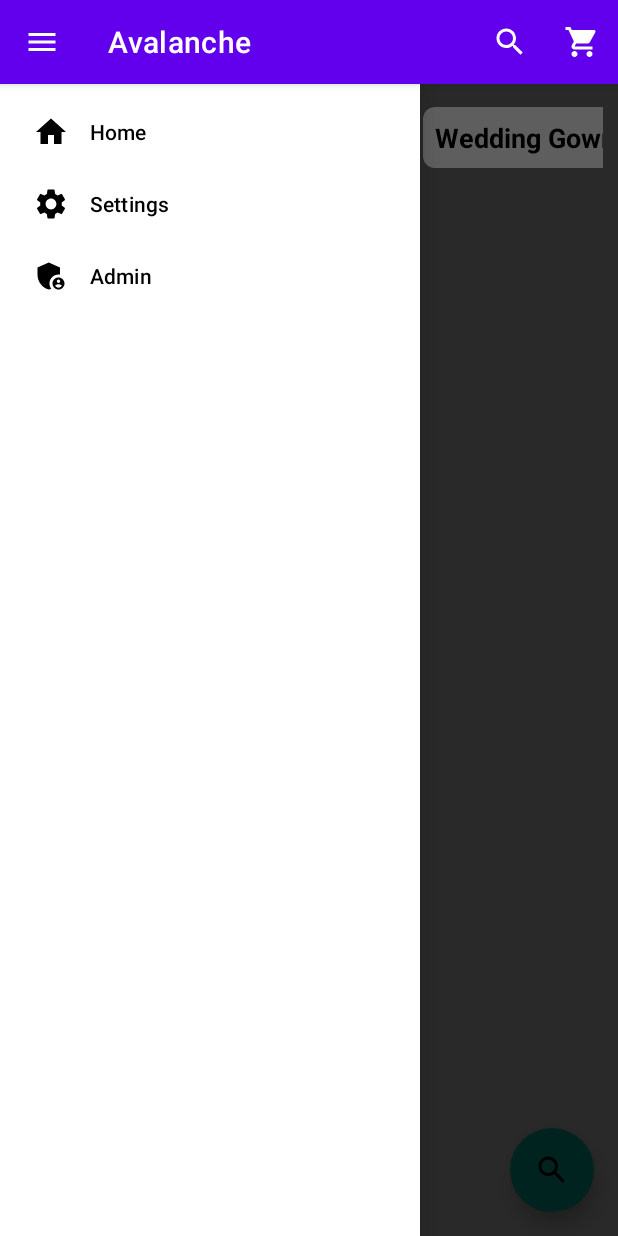
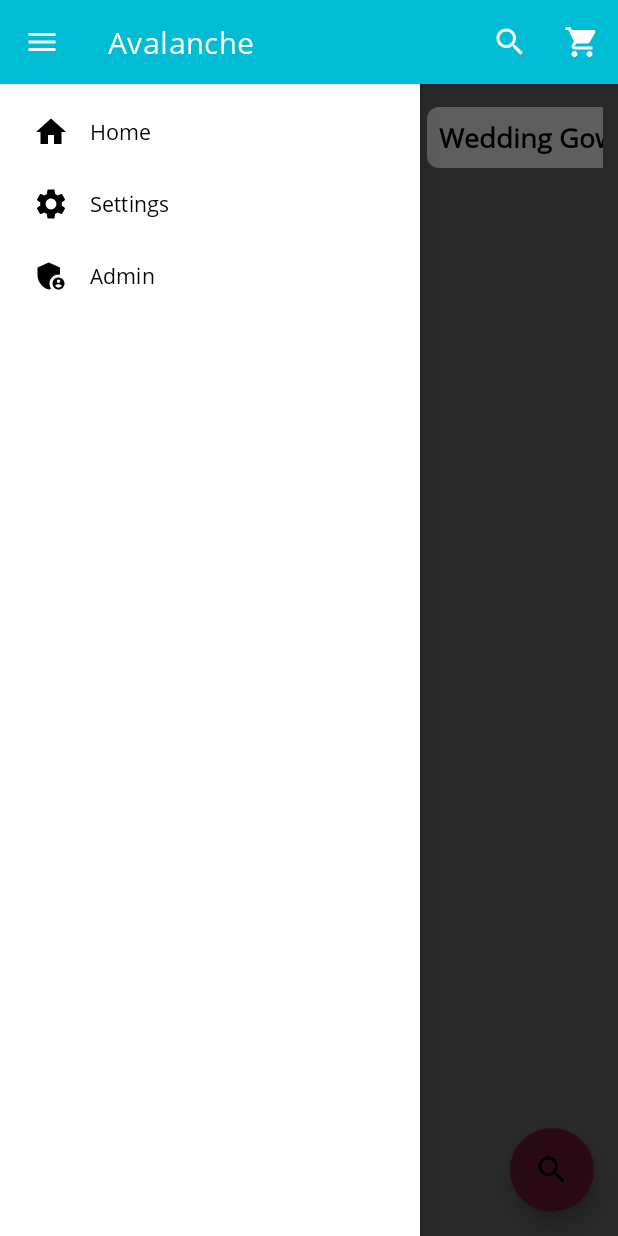
Before and after one commit to dikascode/avalanche, an Android app: the screen it shows after launch (MainActivity), with the side drawer open, on a phone screen of 412 x 824 dp. Run offline under Robolectric (Android 15) with nearby library versions, the phone set to English and light mode, and no system bars; our stand-ins replace Room's generated code, navigation-ui; network calls fail; 1 statement that could not run was skipped.

Commit message:
Color and theme adjustments

```diff
--- a/app/src/main/AndroidManifest.xml
+++ b/app/src/main/AndroidManifest.xml
@@ -11,7 +11,10 @@
         android:roundIcon="@mipmap/ic_launcher_round"
         android:supportsRtl="true"
         android:theme="@style/Theme.Avalanche">
-        <activity android:name="com.decagon.avalanche.views.cart.CartActivity"></activity>
+        <activity
+            android:name="com.decagon.avalanche.views.cart.CartActivity"
+            android:parentActivityName=".views.MainActivity"
+            android:screenOrientation="portrait"></activity>
         <activity
             android:name=".views.ProductDetails"
             android:parentActivityName=".views.MainActivity"
--- /dev/null
+++ b/app/src/main/java/com/decagon/avalanche/data/CartItem.kt
@@ -0,0 +1,4 @@
+package com.decagon.avalanche.data
+
+class CartItem {
+}
--- a/app/src/main/res/font/open_sans.xml
+++ b/app/src/main/res/font/open_sans.xml
@@ -7,7 +7,7 @@
 
     <font
         android:font="@font/open_sans_italic"
-        android:fontStyle="normal"
+        android:fontStyle="italic"
         android:fontWeight="400" />
 
 </font-family>
--- a/app/src/main/res/values-night/themes.xml
+++ b/app/src/main/res/values-night/themes.xml
@@ -2,12 +2,12 @@
     <!-- Base application theme. -->
     <style name="Theme.Avalanche" parent="Theme.MaterialComponents.DayNight.DarkActionBar">
         <!-- Primary brand color. -->
-        <item name="colorPrimary">@color/purple_200</item>
-        <item name="colorPrimaryVariant">@color/purple_700</item>
+        <item name="colorPrimary">@color/primary_color</item>
+        <item name="colorPrimaryVariant">@color/primary_dark_color</item>
         <item name="colorOnPrimary">@color/black</item>
         <!-- Secondary brand color. -->
-        <item name="colorSecondary">@color/teal_200</item>
-        <item name="colorSecondaryVariant">@color/teal_200</item>
+        <item name="colorSecondary">@color/accent_color</item>
+        <item name="colorSecondaryVariant">@color/accent_color</item>
         <item name="colorOnSecondary">@color/black</item>
         <!-- Status bar color. -->
         <item name="android:statusBarColor" tools:targetApi="l">?attr/colorPrimaryVariant</item>
@@ -16,5 +16,7 @@
         <!--        Product detials page-->
         <item name="productTitle">@color/white</item>
         <item name="productButton">@color/black</item>
+
+        <item name="fontFamily">@font/open_sans</item>
     </style>
 </resources>
--- a/app/src/main/res/values/colors.xml
+++ b/app/src/main/res/values/colors.xml
@@ -8,4 +8,10 @@
     <color name="black">#FF000000</color>
     <color name="white">#FFFFFFFF</color>
     <color name="blue">#17ADF6</color>
+
+    <color name="primary_color">#00BCD4</color>
+    <color name="primary_dark_color">#0097A7</color>
+    <color name="accent_color">#FF4081</color>
+    <color name="primary_text_color">#212121</color>
+    <color name="secondary_text_color">#757575</color>
 </resources>
--- a/app/src/main/res/values/themes.xml
+++ b/app/src/main/res/values/themes.xml
@@ -2,12 +2,12 @@
     <!-- Base application theme. -->
     <style name="Theme.Avalanche" parent="Theme.MaterialComponents.DayNight.DarkActionBar">
         <!-- Primary brand color. -->
-        <item name="colorPrimary">@color/purple_500</item>
-        <item name="colorPrimaryVariant">@color/purple_700</item>
+        <item name="colorPrimary">@color/primary_color</item>
+        <item name="colorPrimaryVariant">@color/primary_dark_color</item>
         <item name="colorOnPrimary">@color/white</item>
         <!-- Secondary brand color. -->
-        <item name="colorSecondary">@color/teal_200</item>
-        <item name="colorSecondaryVariant">@color/teal_700</item>
+        <item name="colorSecondary">@color/accent_color</item>
+        <item name="colorSecondaryVariant">@color/accent_color</item>
         <item name="colorOnSecondary">@color/black</item>
         <!-- Status bar color. -->
         <item name="android:statusBarColor" tools:targetApi="l">?attr/colorPrimaryVariant</item>
@@ -17,5 +17,6 @@
         <item name="productTitle">@color/black</item>
         <item name="productButton">@color/purple_700</item>
 
+        <item name="fontFamily">@font/open_sans</item>
     </style>
 </resources>
```
Also changed, not shown: app/src/main/res/layout/activity_cart.xml (+26 -1 lines).
